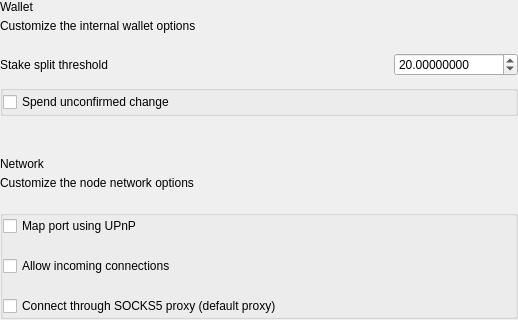
First picture: the form in src/qt/cribs/settings/forms/settingswalletoptionswidget.ui, repository CribsDev/cribs, before the edit; both pictures show x 0 to 518 and y 0 to 320 of the 518 by 654 pixel window.
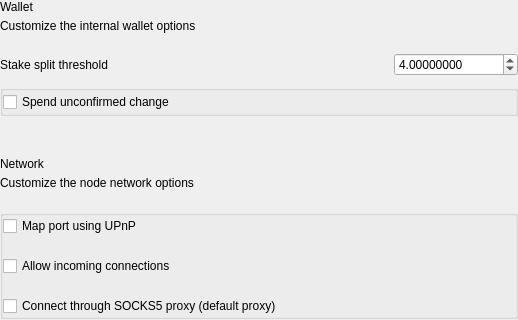
Second picture: the form after the edit.

Commit message: Set min stake split threshold to 1 and default to 4

```diff
--- a/src/qt/cribs/settings/forms/settingswalletoptionswidget.ui
+++ b/src/qt/cribs/settings/forms/settingswalletoptionswidget.ui
@@ -133,7 +133,7 @@
              <number>999999</number>
             </property>
             <property name="value">
-             <number>20</number>
+             <number>4</number>
             </property>
            </widget>
           </item>
```
The commit also changes 1 other file.
